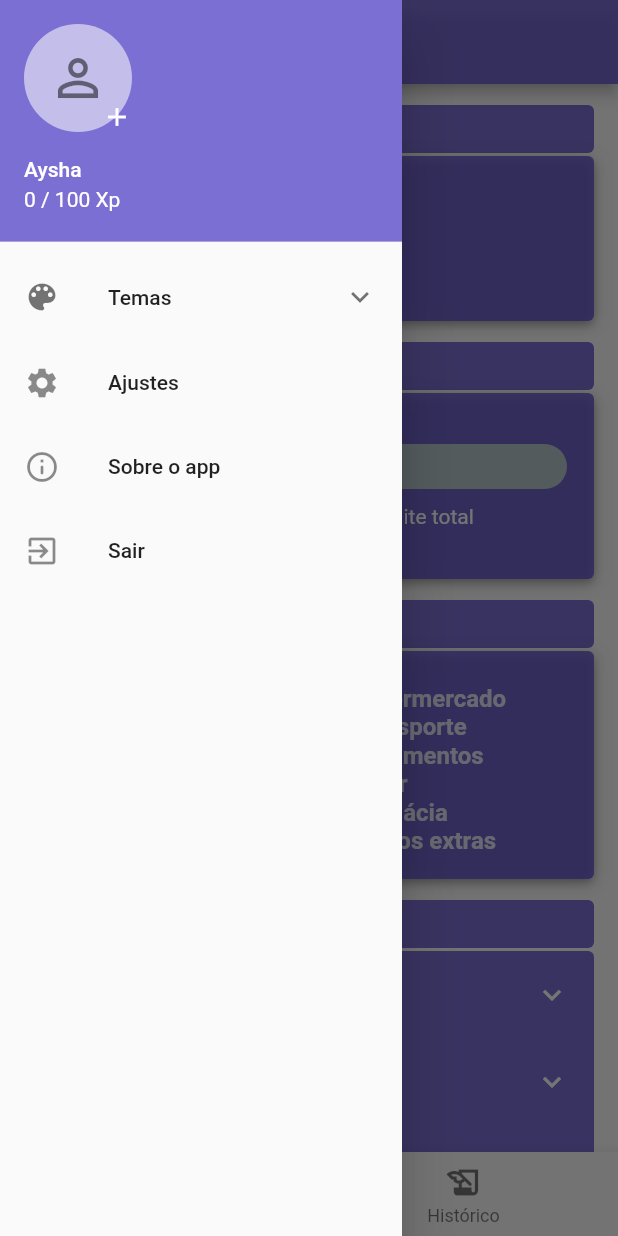
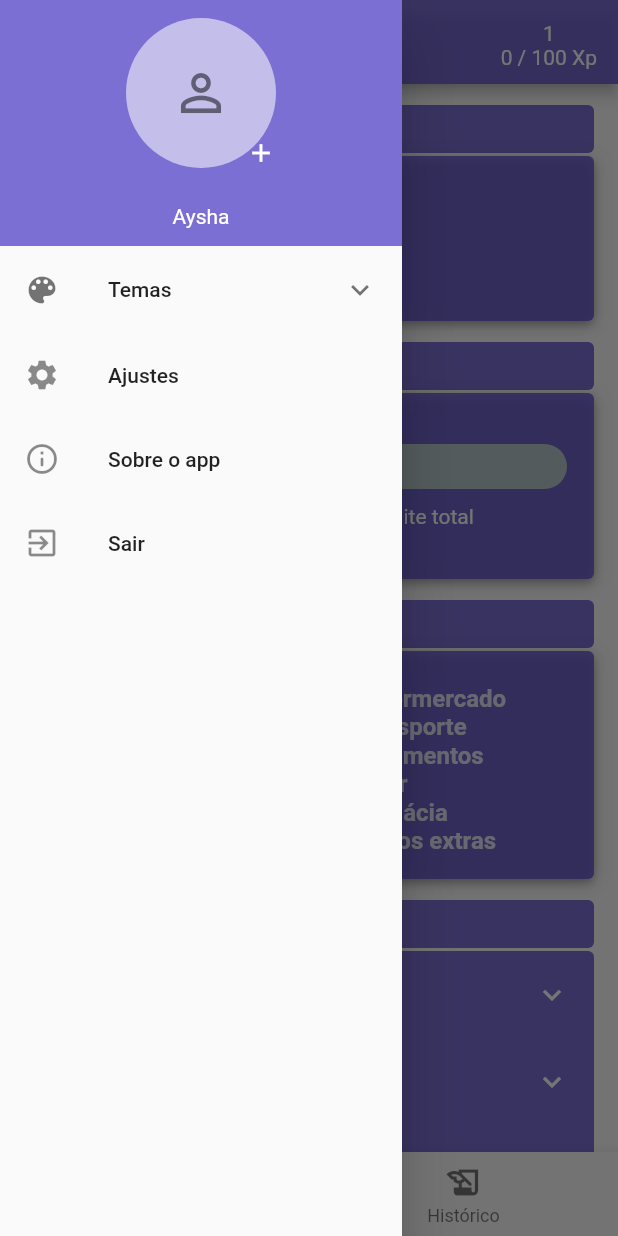
Before and after one commit to proz-tecnologia/PIT03GP06, a Flutter app: the screen it shows once a user with an empty profile is signed in, with the side drawer open, on a phone screen of 412 x 824 dp. Run offline on Flutter 3.47's test engine with Material 2 defaults, Android fonts, the phone set to English and light mode, and no system bars; drawn by our look-alikes of fl_chart, percent_indicator; our stand-ins replace brasil_fields, cloud_firestore, currency_text_input_formatter, firebase_auth, firebase_core, google_fonts and 1 more; missing offline and left inert: validatorless; accounts and stored records are empty; network calls fail.

Commit message:
Nivel e xp adicionado a appbar da home, retirando xp do drawer, removendo bug de cores do valor do card

```diff
--- a/lib/src/controllers/providercontrolers/xplvl_system_controller.dart
+++ b/lib/src/controllers/providercontrolers/xplvl_system_controller.dart
@@ -3,7 +3,7 @@ import 'package:flutter/cupertino.dart';
 class LvlSystem extends ChangeNotifier {
   int xp = 0;
   int finalxp = 100;
-  int lvl = 15;
+  int lvl = 1;
 
   despXpAdd() {
     if (lvl == 15) {
--- a/lib/src/model/registers_model.dart
+++ b/lib/src/model/registers_model.dart
@@ -32,7 +32,7 @@ class TotalandCategory {
     formPag = map["formapag"] ?? "";
     valor = map["valor"] ?? 0.0;
     descri = map["descricao"] ?? "";
-    categoryname = map["categoria"] ?? "";
+    categoryname = map["categoria"];
   }
 
   Map<String, dynamic> toMap() {
--- a/lib/src/view/home/pages/homepage.dart
+++ b/lib/src/view/home/pages/homepage.dart
@@ -1,3 +1,4 @@
+import 'package:ctrl_real/src/controllers/providercontrolers/xplvl_system_controller.dart';
 import 'package:ctrl_real/src/controllers/themes/darmodcontroller.dart';
 import 'package:ctrl_real/src/util/darkfunction.dart';
 import 'package:ctrl_real/src/view/historic/pages/historicpage.dart';
@@ -7,6 +8,7 @@ import 'package:ctrl_real/src/view/home/widgets/bodywidgets/limit.dart';
 import 'package:ctrl_real/src/view/home/widgets/drawercustom.dart';
 import 'package:ctrl_real/src/view/registers/widgets/buttonreceitas.dart';
 import 'package:flutter/material.dart';
+import 'package:provider/provider.dart';
 import '../widgets/bodywidgets/categories.dart';
 
 class HomePage extends StatefulWidget {
@@ -44,7 +46,20 @@ class _HomePageState extends State<HomePage> {
             height: 110,
             width: 98,
           ),
+          actions: <Widget>[
+            Padding(
+              padding: const EdgeInsets.only(top: 14, right: 14),
+              child: Consumer<LvlSystem>(
+                  builder: (context, value, child) => Column(
+                        children: [
+                          Text(value.lvl.toString()),
+                          value.lvl < 15
+                              ? Text('${value.xp} / ${value.finalxp} Xp')
+                              : const Text('Nível max')
+                        ],
+                      )),
             ),
+          ]),
       body: PageView(
         onPageChanged: _onItemTapped,
         controller: pagesanimated,
--- a/lib/src/view/home/widgets/drawercustom.dart
+++ b/lib/src/view/home/widgets/drawercustom.dart
@@ -1,3 +1,5 @@
+import 'dart:ui';
+
 import 'package:ctrl_real/src/controllers/providercontrolers/xplvl_system_controller.dart';
 import 'package:ctrl_real/src/controllers/themes/themes_buttom.dart';
 import 'package:ctrl_real/src/util/darkfunction.dart';
@@ -22,16 +24,16 @@ class _DrawerCustonState extends State<DrawerCuston> {
       width: 268,
       child: ListView(
         children: [
-          UserAccountsDrawerHeader(
+          Container(
             decoration: BoxDecoration(
               color: darkFunctionWidgets(),
             ),
-            accountName: const Text("Aysha"),
-            accountEmail: Consumer<LvlSystem>(
-                builder: (context, value, child) => value.lvl != 20
-                    ? Text('${value.xp} / ${value.finalxp} Xp')
-                    : const Text('Nível max')),
-            currentAccountPicture: InkWell(
+            child: Column(
+              children: [
+                Padding(
+                  padding: EdgeInsets.all(12),
+                  child: Center(
+                    child: InkWell(
                       onTap: () {
                         Navigator.of(context).pushNamed('/perfil');
                       },
@@ -58,6 +60,16 @@ class _DrawerCustonState extends State<DrawerCuston> {
                           )
                         ],
                       ),
+                    ),
+                  ),
+                ),
+                Padding(
+                  padding: EdgeInsets.all(12),
+                  child: Center(
+                    child: Text("Aysha", style: TextStyle(color: Colors.white),),
+                  ),
+                )
+              ],
             ),
           ),
           ExpansionTile(
--- a/lib/src/view/registers/pages/despesas.dart
+++ b/lib/src/view/registers/pages/despesas.dart
@@ -28,6 +28,11 @@ class _AddCategoriesState extends State<DespesasPage> {
     return SafeArea(
       child: Scaffold(
         appBar: AppBar(
+          leading: IconButton(
+            icon: const Icon(Icons.arrow_back),
+            onPressed: () =>
+                Navigator.of(context).pushReplacementNamed('/home'),
+          ),
           title: const Text('Despesas'),
           centerTitle: true,
         ),
--- a/lib/src/view/registers/widgets/buttonreceitas.dart
+++ b/lib/src/view/registers/widgets/buttonreceitas.dart
@@ -56,7 +56,7 @@ class _ButtomReceitasState extends State<ButtomReceitas> {
                                           180, 244, 67, 54)),
                                   onPressed: () {
                                     Navigator.of(context)
-                                        .pushNamed("/despesas");
+                                        .pushReplacementNamed("/despesas");
                                   },
                                   child: const Text('Despesa')),
                             ),
@@ -68,7 +68,7 @@ class _ButtomReceitasState extends State<ButtomReceitas> {
                                       backgroundColor: Colors.green),
                                   onPressed: () {
                                     Navigator.of(context)
-                                        .pushNamed("/receitas");
+                                        .pushReplacementNamed("/receitas");
                                   },
                                   child: const Text('Receitas')),
                             )
```
Also changed, not shown: lib/src/view/registers/pages/receitas.dart (+7 -1 lines). Lines whose indentation alone changed are shown as unchanged.
